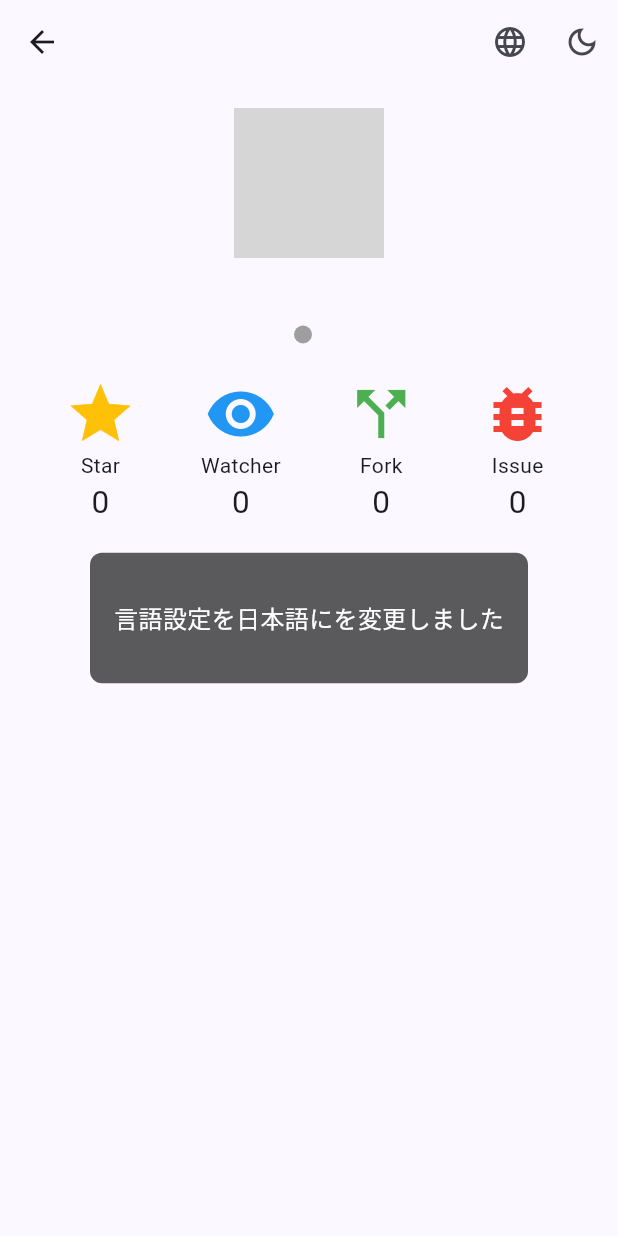
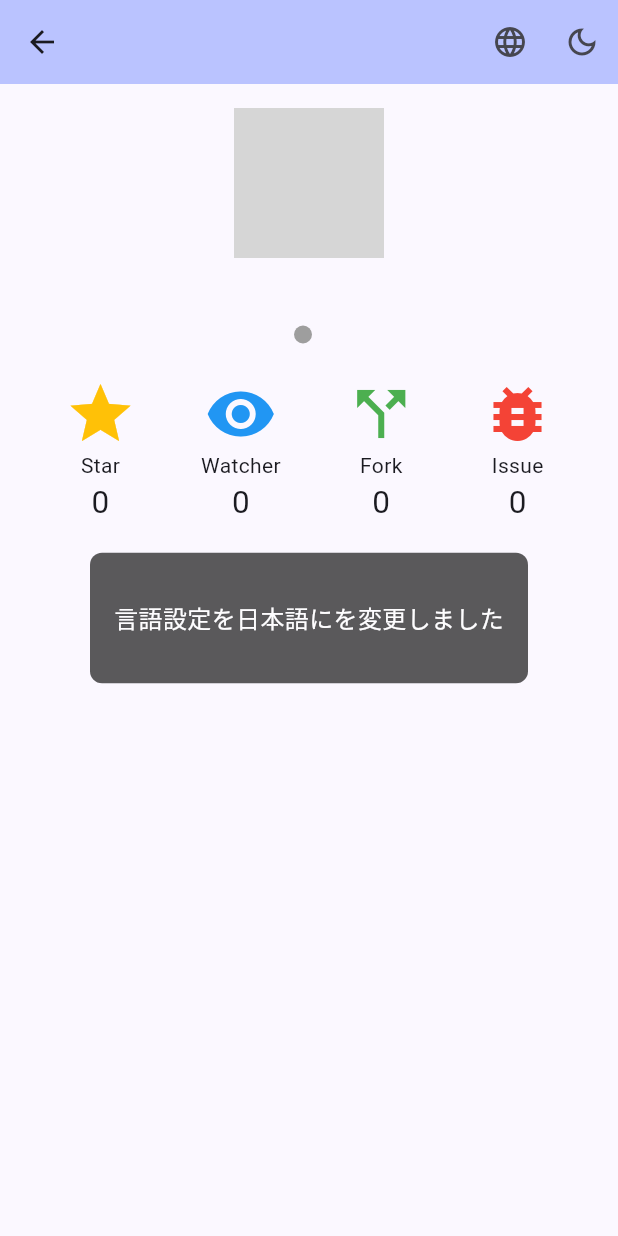
Before and after one commit to you22fy/yumemi_flutter, a Flutter app: the DetailPage screen opened directly with empty values, after a tap on the "language" icon, on a phone screen of 412 x 824 dp. Run offline on Flutter 3.47's test engine with Material 3 defaults, Android fonts, the phone set to English and light mode, and no system bars; our stand-ins replace dio, flutter_hooks, flutter_riverpod, go_router, hooks_riverpod, infinite_scroll_pagination and 1 more; missing offline and left inert: github_language_colors; accounts and stored records are empty; generated files the repository leaves out were written again; network calls fail; grey boxes are pictures that could not be loaded.

Commit message:
fix : appBarに色をつける

```diff
--- a/lib/pages/detail/detail_page.dart
+++ b/lib/pages/detail/detail_page.dart
@@ -28,6 +28,7 @@ class DetailPage extends ConsumerWidget {
     return Scaffold(
       appBar: AppBar(
         title: Text(repositoryInfo.fullName),
+        backgroundColor: Theme.of(context).colorScheme.inversePrimary,
         // FIXME: search_pageにも同様の実装があるので要共通化.
         actions: [
           // HACK: ２言語である前提の実装なのでリファクタした方が良い
--- a/lib/pages/search/search_page.dart
+++ b/lib/pages/search/search_page.dart
@@ -25,6 +25,7 @@ class SearchPage extends ConsumerWidget {
         title: Text(
           AppLocalizations.of(context)!.searchPageTitle,
         ),
+        backgroundColor: Theme.of(context).colorScheme.inversePrimary,
         // FIXME: detail_pageにも同様の実装があるので要共通化.
         actions: [
           // HACK: ２言語である前提の実装なのでリファクタした方が良い
```
